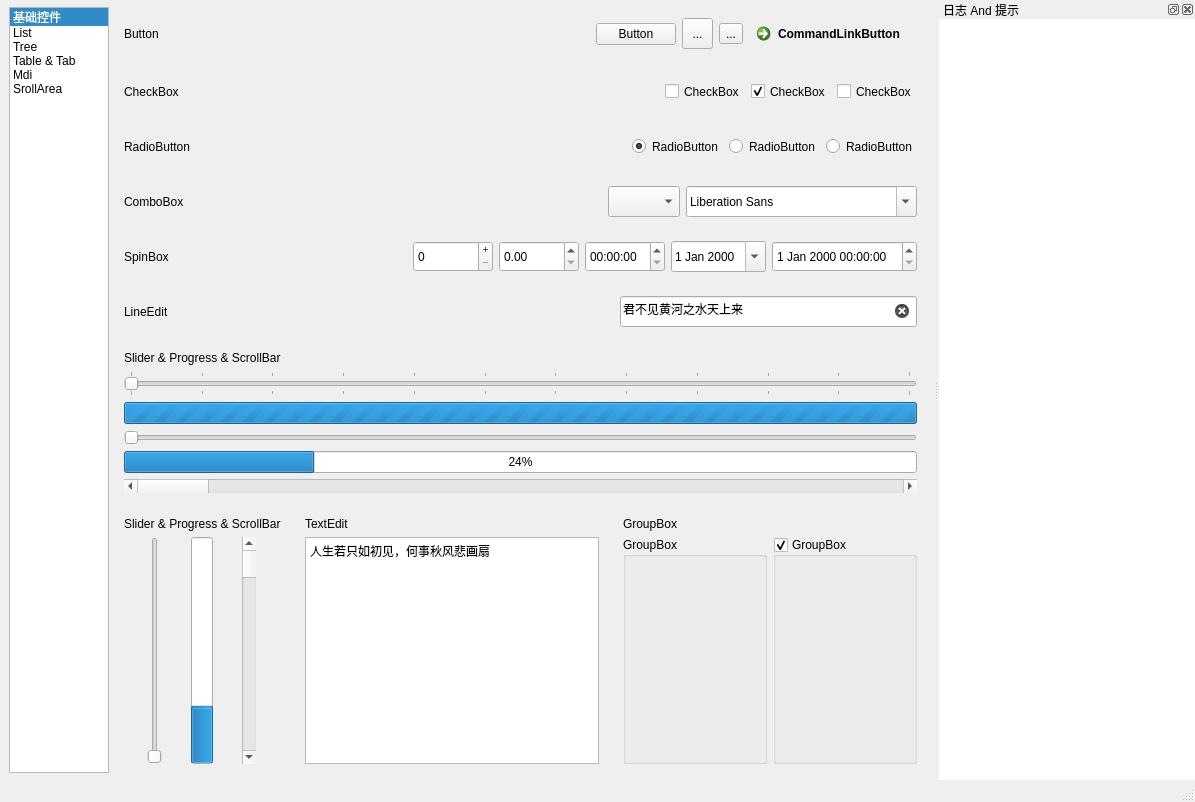
Above: mainwindow.ui from igugyj/FluentUIStyle before the change. Below: the same form after it.
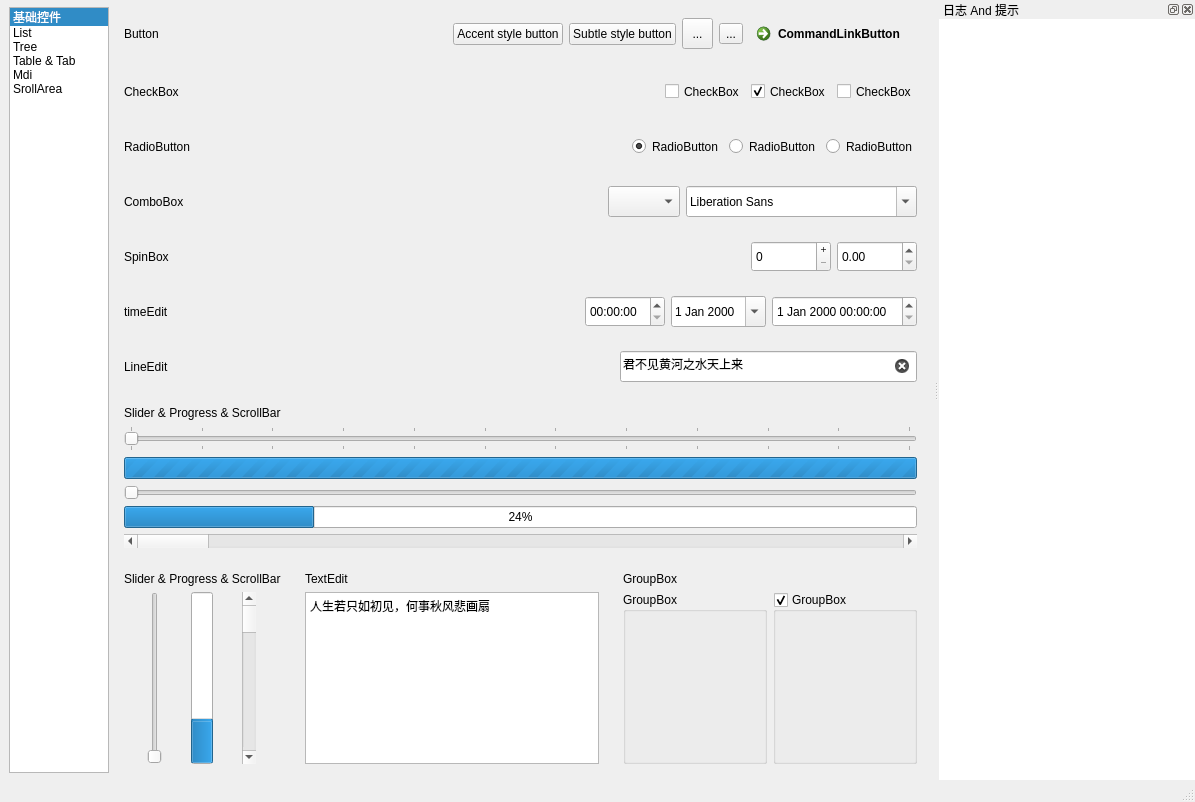
That is the form after the change.

Commit message: 1.新增Accent Button 2. SpinBox上下箭头 3. 其他优化

```diff
--- a/mainwindow.ui
+++ b/mainwindow.ui
@@ -95,6 +95,166 @@
         <property name="bottomMargin">
          <number>0</number>
         </property>
+        <item row="7" column="0" colspan="3">
+         <widget class="QWidget" name="widget_6" native="true">
+          <layout class="QGridLayout" name="gridLayout_9">
+           <item row="0" column="0">
+            <widget class="QLabel" name="label_6">
+             <property name="text">
+              <string>Slider &amp; Progress &amp; ScrollBar</string>
+             </property>
+            </widget>
+           </item>
+           <item row="6" column="0">
+            <widget class="QScrollBar" name="horizontalScrollBar">
+             <property name="orientation">
+              <enum>Qt::Horizontal</enum>
+             </property>
+            </widget>
+           </item>
+           <item row="1" column="0">
+            <widget class="QSlider" name="horizontalSlider_3">
+             <property name="orientation">
+              <enum>Qt::Horizontal</enum>
+             </property>
+             <property name="tickPosition">
+              <enum>QSlider::TicksBothSides</enum>
+             </property>
+             <property name="tickInterval">
+              <number>9</number>
+             </property>
+            </widget>
+           </item>
+           <item row="4" column="0">
+            <widget class="QSlider" name="horizontalSlider">
+             <property name="orientation">
+              <enum>Qt::Horizontal</enum>
+             </property>
+            </widget>
+           </item>
+           <item row="2" column="0">
+            <widget class="QProgressBar" name="progressBar_3">
+             <property name="maximum">
+              <number>0</number>
+             </property>
+             <property name="value">
+              <number>-1</number>
+             </property>
+            </widget>
+           </item>
+           <item row="5" column="0">
+            <widget class="QProgressBar" name="progressBar">
+             <property name="value">
+              <number>24</number>
+             </property>
+            </widget>
+           </item>
+          </layout>
+         </widget>
+        </item>
+        <item row="8" column="2">
+         <widget class="QWidget" name="widget_8" native="true">
+          <layout class="QGridLayout" name="gridLayout_11">
+           <item row="0" column="0" colspan="2">
+            <widget class="QLabel" name="label_8">
+             <property name="sizePolicy">
+              <sizepolicy hsizetype="Preferred" vsizetype="Fixed">
+               <horstretch>0</horstretch>
+               <verstretch>0</verstretch>
+              </sizepolicy>
+             </property>
+             <property name="text">
+              <string>GroupBox</string>
+             </property>
+            </widget>
+           </item>
+           <item row="1" column="0">
+            <widget class="QGroupBox" name="groupBox">
+             <property name="sizePolicy">
+              <sizepolicy hsizetype="Expanding" vsizetype="Preferred">
+               <horstretch>0</horstretch>
+               <verstretch>0</verstretch>
+              </sizepolicy>
+             </property>
+             <property name="title">
+              <string>GroupBox</string>
+             </property>
+            </widget>
+           </item>
+           <item row="1" column="1">
+            <widget class="QGroupBox" name="groupBox_2">
+             <property name="sizePolicy">
+              <sizepolicy hsizetype="Expanding" vsizetype="Preferred">
+               <horstretch>0</horstretch>
+               <verstretch>0</verstretch>
+              </sizepolicy>
+             </property>
+             <property name="title">
+              <string>GroupBox</string>
+             </property>
+             <property name="flat">
+              <bool>false</bool>
+             </property>
+             <property name="checkable">
+              <bool>true</bool>
+             </property>
+            </widget>
+           </item>
+          </layout>
+         </widget>
+        </item>
+        <item row="3" column="0" colspan="3">
+         <widget class="QWidget" name="widget_4" native="true">
+          <layout class="QGridLayout" name="gridLayout_8">
+           <item row="0" column="0">
+            <widget class="QLabel" name="label_4">
+             <property name="text">
+              <string>ComboBox</string>
+             </property>
+            </widget>
+           </item>
+           <item row="0" column="1">
+            <spacer name="horizontalSpacer_4">
+             <property name="orientation">
+              <enum>Qt::Horizontal</enum>
+             </property>
+             <property name="sizeHint" stdset="0">
+              <size>
+               <width>578</width>
+               <height>20</height>
+              </size>
+             </property>
+            </spacer>
+           </item>
+           <item row="0" column="2">
+            <widget class="QComboBox" name="comboBox">
+             <property name="sizePolicy">
+              <sizepolicy hsizetype="Preferred" vsizetype="Fixed">
+               <horstretch>0</horstretch>
+               <verstretch>0</verstretch>
+              </sizepolicy>
+             </property>
+             <property name="minimumSize">
+              <size>
+               <width>0</width>
+               <height>31</height>
+              </size>
+             </property>
+            </widget>
+           </item>
+           <item row="0" column="3">
+            <widget class="QFontComboBox" name="fontComboBox">
+             <property name="minimumSize">
+              <size>
+               <width>0</width>
+               <height>31</height>
+              </size>
+             </property>
+            </widget>
+           </item>
+          </layout>
+         </widget>
+        </item>
         <item row="0" column="0" colspan="3">
          <widget class="QWidget" name="widget" native="true">
           <layout class="QGridLayout" name="gridLayout_2">
@@ -114,7 +274,7 @@
            <item row="0" column="1">
             <spacer name="horizontalSpacer">
              <property name="orientation">
-              <enum>Qt::Orientation::Horizontal</enum>
+              <enum>Qt::Horizontal</enum>
              </property>
              <property name="sizeHint" stdset="0">
               <size>
@@ -136,7 +296,7 @@
               <string>...</string>
              </property>
              <property name="toolButtonStyle">
-              <enum>Qt::ToolButtonStyle::ToolButtonTextBesideIcon</enum>
+              <enum>Qt::ToolButtonTextBesideIcon</enum>
              </property>
             </widget>
            </item>
@@ -149,7 +309,10 @@
               </size>
              </property>
              <property name="text">
-              <string>Button</string>
+              <string>Subtle style button</string>
+             </property>
+             <property name="flat">
+              <bool>false</bool>
              </property>
             </widget>
            </item>
@@ -173,6 +336,49 @@
              </property>
             </widget>
            </item>
+           <item row="0" column="2">
+            <widget class="QPushButton" name="pushButton_2">
+             <property name="text">
+              <string>Accent style button</string>
+             </property>
+             <property name="accent" stdset="0">
+              <bool>true</bool>
+             </property>
+            </widget>
+           </item>
+          </layout>
+         </widget>
+        </item>
+        <item row="8" column="1">
+         <widget class="QWidget" name="widget_7" native="true">
+          <layout class="QGridLayout" name="gridLayout_10">
+           <item row="0" column="0">
+            <widget class="QLabel" name="label_7">
+             <property name="sizePolicy">
+              <sizepolicy hsizetype="Preferred" vsizetype="Fixed">
+               <horstretch>0</horstretch>
+               <verstretch>0</verstretch>
+              </sizepolicy>
+             </property>
+             <property name="text">
+              <string>TextEdit</string>
+             </property>
+            </widget>
+           </item>
+           <item row="1" column="0">
+            <widget class="QTextEdit" name="textEdit">
+             <property name="html">
+              <string>&lt;!DOCTYPE HTML PUBLIC &quot;-//W3C//DTD HTML 4.0//EN&quot; &quot;http://www.w3.org/TR/REC-html40/strict.dtd&quot;&gt;
+&lt;html&gt;&lt;head&gt;&lt;meta name=&quot;qrichtext&quot; content=&quot;1&quot; /&gt;&lt;meta charset=&quot;utf-8&quot; /&gt;&lt;style type=&quot;text/css&quot;&gt;
+p, li { white-space: pre-wrap; }
+hr { height: 1px; border-width: 0; }
+li.unchecked::marker { content: &quot;\2610&quot;; }
+li.checked::marker { content: &quot;\2612&quot;; }
+&lt;/style&gt;&lt;/head&gt;&lt;body style=&quot; font-family:'Microsoft YaHei UI'; font-size:9pt; font-weight:400; font-style:normal;&quot;&gt;
+&lt;p style=&quot; margin-top:0px; margin-bottom:0px; margin-left:0px; margin-right:0px; -qt-block-indent:0; text-indent:0px;&quot;&gt;人生若只如初见，何事秋风悲画扇&lt;/p&gt;&lt;/body&gt;&lt;/html&gt;</string>
+             </property>
+            </widget>
+           </item>
           </layout>
          </widget>
         </item>
@@ -189,7 +395,7 @@
            <item row="0" column="1">
             <spacer name="horizontalSpacer_2">
              <property name="orientation">
-              <enum>Qt::Orientation::Horizontal</enum>
+              <enum>Qt::Horizontal</enum>
              </property>
              <property name="sizeHint" stdset="0">
               <size>
@@ -247,6 +453,89 @@
           </layout>
          </widget>
         </item>
+        <item row="6" column="0" colspan="3">
+         <widget class="QWidget" name="widget_10" native="true">
+          <layout class="QGridLayout" name="gridLayout_13">
+           <item row="0" column="0">
+            <widget class="QLabel" name="label_10">
+             <property name="text">
+              <string>LineEdit</string>
+             </property>
+            </widget>
+           </item>
+           <item row="0" column="1">
+            <spacer name="horizontalSpacer_6">
+             <property name="orientation">
+              <enum>Qt::Horizontal</enum>
+             </property>
+             <property name="sizeHint" stdset="0">
+              <size>
+               <width>445</width>
+               <height>20</height>
+              </size>
+             </property>
+            </spacer>
+           </item>
+           <item row="0" column="2">
+            <widget class="QLineEdit" name="lineEdit">
+             <property name="minimumSize">
+              <size>
+               <width>0</width>
+               <height>31</height>
+              </size>
+             </property>
+             <property name="text">
+              <string>君不见黄河之水天上来</string>
+             </property>
+             <property name="clearButtonEnabled">
+              <bool>true</bool>
+             </property>
+            </widget>
+           </item>
+          </layout>
+         </widget>
+        </item>
+        <item row="8" column="0">
+         <widget class="QWidget" name="widget_9" native="true">
+          <layout class="QGridLayout" name="gridLayout_12">
+           <item row="0" column="0">
+            <widget class="QLabel" name="label_9">
+             <property name="text">
+              <string>Slider &amp; Progress &amp; ScrollBar</string>
+             </property>
+            </widget>
+           </item>
+           <item row="1" column="0">
+            <layout class="QHBoxLayout" name="horizontalLayout_2">
+             <item>
+              <widget class="QSlider" name="horizontalSlider_2">
+               <property name="orientation">
+                <enum>Qt::Vertical</enum>
+               </property>
+              </widget>
+             </item>
+             <item>
+              <widget class="QProgressBar" name="progressBar_2">
+               <property name="value">
+                <number>24</number>
+               </property>
+               <property name="orientation">
+                <enum>Qt::Vertical</enum>
+               </property>
+              </widget>
+             </item>
+             <item>
+              <widget class="QScrollBar" name="horizontalScrollBar_2">
+               <property name="orientation">
+                <enum>Qt::Vertical</enum>
+               </property>
+              </widget>
+             </item>
+            </layout>
+           </item>
+          </layout>
+         </widget>
+        </item>
         <item row="2" column="0" colspan="3">
          <widget class="QWidget" name="widget_3" native="true">
           <layout class="QGridLayout" name="gridLayout_7">
@@ -260,7 +549,7 @@
            <item row="0" column="1">
             <spacer name="horizontalSpacer_3">
              <property name="orientation">
-              <enum>Qt::Orientation::Horizontal</enum>
+              <enum>Qt::Horizontal</enum>
              </property>
              <property name="sizeHint" stdset="0">
               <size>
@@ -315,58 +604,6 @@
           </layout>
          </widget>
         </item>
-        <item row="3" column="0" colspan="3">
-         <widget class="QWidget" name="widget_4" native="true">
-          <layout class="QGridLayout" name="gridLayout_8">
-           <item row="0" column="0">
-            <widget class="QLabel" name="label_4">
-             <property name="text">
-              <string>ComboBox</string>
-             </property>
-            </widget>
-           </item>
-           <item row="0" column="1">
-            <spacer name="horizontalSpacer_4">
-             <property name="orientation">
-              <enum>Qt::Orientation::Horizontal</enum>
-             </property>
-             <property name="sizeHint" stdset="0">
-              <size>
-               <width>578</width>
-               <height>20</height>
-              </size>
-             </property>
-            </spacer>
-           </item>
-           <item row="0" column="2">
-            <widget class="QComboBox" name="comboBox">
-             <property name="sizePolicy">
-              <sizepolicy hsizetype="Preferred" vsizetype="Fixed">
-               <horstretch>0</horstretch>
-               <verstretch>0</verstretch>
-              </sizepolicy>
-             </property>
-             <property name="minimumSize">
-              <size>
-               <width>0</width>
-               <height>31</height>
-              </size>
-             </property>
-            </widget>
-           </item>
-           <item row="0" column="3">
-            <widget class="QFontComboBox" name="fontComboBox">
-             <property name="minimumSize">
-              <size>
-               <width>0</width>
-               <height>31</height>
-              </size>
-             </property>
-            </widget>
-           </item>
-          </layout>
-         </widget>
-        </item>
         <item row="4" column="0" colspan="3">
          <widget class="QWidget" name="widget_5" native="true">
           <layout class="QHBoxLayout" name="horizontalLayout">
@@ -380,7 +617,7 @@
            <item>
             <spacer name="horizontalSpacer_5">
              <property name="orientation">
-              <enum>Qt::Orientation::Horizontal</enum>
+              <enum>Qt::Horizontal</enum>
              </property>
              <property name="sizeHint" stdset="0">
               <size>
@@ -399,7 +636,7 @@
               </size>
              </property>
              <property name="buttonSymbols">
-              <enum>QAbstractSpinBox::ButtonSymbols::PlusMinus</enum>
+              <enum>QAbstractSpinBox::PlusMinus</enum>
              </property>
             </widget>
            </item>
@@ -413,17 +650,19 @@
              </property>
             </widget>
            </item>
-           <item>
-            <widget class="QTimeEdit" name="timeEdit">
-             <property name="minimumSize">
-              <size>
-               <width>80</width>
-               <height>31</height>
-              </size>
-             </property>
-            </widget>
-           </item>
-           <item>
+          </layout>
+         </widget>
+        </item>
+        <item row="5" column="0" colspan="3">
+         <widget class="QWidget" name="widget_12" native="true">
+          <property name="minimumSize">
+           <size>
+            <width>0</width>
+            <height>0</height>
+           </size>
+          </property>
+          <layout class="QGridLayout" name="gridLayout_18">
+           <item row="0" column="3">
             <widget class="QDateEdit" name="dateEdit">
              <property name="minimumSize">
               <size>
@@ -436,7 +675,24 @@
              </property>
             </widget>
            </item>
-           <item>
+           <item row="0" column="0">
+            <widget class="QLabel" name="label_11">
+             <property name="text">
+              <string>timeEdit</string>
+             </property>
+            </widget>
+           </item>
+           <item row="0" column="2">
+            <widget class="QTimeEdit" name="timeEdit">
+             <property name="minimumSize">
+              <size>
+               <width>80</width>
+               <height>31</height>
+              </size>
+             </property>
+            </widget>
+           </item>
+           <item row="0" column="4">
             <widget class="QDateTimeEdit" name="dateTimeEdit">
              <property name="minimumSize">
               <size>
@@ -446,229 +702,18 @@
              </property>
             </widget>
            </item>
-          </layout>
-         </widget>
-        </item>
-        <item row="5" column="0" colspan="3">
-         <widget class="QWidget" name="widget_10" native="true">
-          <layout class="QGridLayout" name="gridLayout_13">
-           <item row="0" column="0">
-            <widget class="QLabel" name="label_10">
-             <property name="text">
-              <string>LineEdit</string>
-             </property>
-            </widget>
-           </item>
            <item row="0" column="1">
-            <spacer name="horizontalSpacer_6">
+            <spacer name="horizontalSpacer_7">
              <property name="orientation">
-              <enum>Qt::Orientation::Horizontal</enum>
+              <enum>Qt::Horizontal</enum>
              </property>
              <property name="sizeHint" stdset="0">
               <size>
-               <width>445</width>
+               <width>40</width>
                <height>20</height>
               </size>
              </property>
             </spacer>
-           </item>
-           <item row="0" column="2">
-            <widget class="QLineEdit" name="lineEdit">
-             <property name="minimumSize">
-              <size>
-               <width>0</width>
-               <height>31</height>
-              </size>
-             </property>
-             <property name="text">
-              <string>君不见黄河之水天上来</string>
-             </property>
-             <property name="clearButtonEnabled">
-              <bool>true</bool>
-             </property>
-            </widget>
-           </item>
-          </layout>
-         </widget>
-        </item>
-        <item row="6" column="0" colspan="3">
-         <widget class="QWidget" name="widget_6" native="true">
-          <layout class="QGridLayout" name="gridLayout_9">
-           <item row="0" column="0">
-            <widget class="QLabel" name="label_6">
-             <property name="text">
-              <string>Slider &amp; Progress &amp; ScrollBar</string>
-             </property>
-            </widget>
-           </item>
-           <item row="6" column="0">
-            <widget class="QScrollBar" name="horizontalScrollBar">
-             <property name="orientation">
-              <enum>Qt::Orientation::Horizontal</enum>
-             </property>
-            </widget>
-           </item>
-           <item row="1" column="0">
-            <widget class="QSlider" name="horizontalSlider_3">
-             <property name="orientation">
-              <enum>Qt::Orientation::Horizontal</enum>
-             </property>
-             <property name="tickPosition">
-              <enum>QSlider::TickPosition::TicksBothSides</enum>
-             </property>
-             <property name="tickInterval">
-              <number>9</number>
-             </property>
-            </widget>
-           </item>
-           <item row="4" column="0">
-            <widget class="QSlider" name="horizontalSlider">
-             <property name="orientation">
-              <enum>Qt::Orientation::Horizontal</enum>
-             </property>
-            </widget>
-           </item>
-           <item row="2" column="0">
-            <widget class="QProgressBar" name="progressBar_3">
-             <property name="maximum">
-              <number>0</number>
-             </property>
-             <property name="value">
-              <number>-1</number>
-             </property>
-            </widget>
-           </item>
-           <item row="5" column="0">
-            <widget class="QProgressBar" name="progressBar">
-             <property name="value">
-              <number>24</number>
-             </property>
-            </widget>
-           </item>
-          </layout>
-         </widget>
-        </item>
-        <item row="7" column="0">
-         <widget class="QWidget" name="widget_9" native="true">
-          <layout class="QGridLayout" name="gridLayout_12">
-           <item row="0" column="0">
-            <widget class="QLabel" name="label_9">
-             <property name="text">
-              <string>Slider &amp; Progress &amp; ScrollBar</string>
-             </property>
-            </widget>
-           </item>
-           <item row="1" column="0">
-            <layout class="QHBoxLayout" name="horizontalLayout_2">
-             <item>
-              <widget class="QSlider" name="horizontalSlider_2">
-               <property name="orientation">
-                <enum>Qt::Orientation::Vertical</enum>
-               </property>
-              </widget>
-             </item>
-             <item>
-              <widget class="QProgressBar" name="progressBar_2">
-               <property name="value">
-                <number>24</number>
-               </property>
-               <property name="orientation">
-                <enum>Qt::Orientation::Vertical</enum>
-               </property>
-              </widget>
-             </item>
-             <item>
-              <widget class="QScrollBar" name="horizontalScrollBar_2">
-               <property name="orientation">
-                <enum>Qt::Orientation::Vertical</enum>
-               </property>
-              </widget>
-             </item>
-            </layout>
-           </item>
-          </layout>
-         </widget>
-        </item>
-        <item row="7" column="1">
-         <widget class="QWidget" name="widget_7" native="true">
-          <layout class="QGridLayout" name="gridLayout_10">
-           <item row="0" column="0">
-            <widget class="QLabel" name="label_7">
-             <property name="sizePolicy">
-              <sizepolicy hsizetype="Preferred" vsizetype="Fixed">
-               <horstretch>0</horstretch>
-               <verstretch>0</verstretch>
-              </sizepolicy>
-             </property>
-             <property name="text">
-              <string>TextEdit</string>
-             </property>
-            </widget>
-           </item>
-           <item row="1" column="0">
-            <widget class="QTextEdit" name="textEdit">
-             <property name="html">
-              <string>&lt;!DOCTYPE HTML PUBLIC &quot;-//W3C//DTD HTML 4.0//EN&quot; &quot;http://www.w3.org/TR/REC-html40/strict.dtd&quot;&gt;
-&lt;html&gt;&lt;head&gt;&lt;meta name=&quot;qrichtext&quot; content=&quot;1&quot; /&gt;&lt;meta charset=&quot;utf-8&quot; /&gt;&lt;style type=&quot;text/css&quot;&gt;
-p, li { white-space: pre-wrap; }
-hr { height: 1px; border-width: 0; }
-li.unchecked::marker { content: &quot;\2610&quot;; }
-li.checked::marker { content: &quot;\2612&quot;; }
-&lt;/style&gt;&lt;/head&gt;&lt;body style=&quot; font-family:'Microsoft YaHei UI'; font-size:9pt; font-weight:400; font-style:normal;&quot;&gt;
-&lt;p style=&quot; margin-top:0px; margin-bottom:0px; margin-left:0px; margin-right:0px; -qt-block-indent:0; text-indent:0px;&quot;&gt;人生若只如初见，何事秋风悲画扇&lt;/p&gt;&lt;/body&gt;&lt;/html&gt;</string>
-             </property>
-            </widget>
-           </item>
-          </layout>
-         </widget>
-        </item>
-        <item row="7" column="2">
-         <widget class="QWidget" name="widget_8" native="true">
-          <layout class="QGridLayout" name="gridLayout_11">
-           <item row="0" column="0" colspan="2">
-            <widget class="QLabel" name="label_8">
-             <property name="sizePolicy">
-              <sizepolicy hsizetype="Preferred" vsizetype="Fixed">
-               <horstretch>0</horstretch>
-               <verstretch>0</verstretch>
-              </sizepolicy>
-             </property>
-             <property name="text">
-              <string>GroupBox</string>
-             </property>
-            </widget>
-           </item>
-           <item row="1" column="0">
-            <widget class="QGroupBox" name="groupBox">
-             <property name="sizePolicy">
-              <sizepolicy hsizetype="Expanding" vsizetype="Preferred">
-               <horstretch>0</horstretch>
-               <verstretch>0</verstretch>
-              </sizepolicy>
-             </property>
-             <property name="title">
-              <string>GroupBox</string>
-             </property>
-            </widget>
-           </item>
-           <item row="1" column="1">
-            <widget class="QGroupBox" name="groupBox_2">
-             <property name="sizePolicy">
-              <sizepolicy hsizetype="Expanding" vsizetype="Preferred">
-               <horstretch>0</horstretch>
-               <verstretch>0</verstretch>
-              </sizepolicy>
-             </property>
-             <property name="title">
-              <string>GroupBox</string>
-             </property>
-             <property name="flat">
-              <bool>false</bool>
-             </property>
-             <property name="checkable">
-              <bool>true</bool>
-             </property>
-            </widget>
            </item>
           </layout>
          </widget>
@@ -827,7 +872,7 @@
            <bool>true</bool>
           </property>
           <property name="gridStyle">
-           <enum>Qt::PenStyle::SolidLine</enum>
+           <enum>Qt::SolidLine</enum>
           </property>
           <property name="sortingEnabled">
            <bool>true</bool>
@@ -975,7 +1020,7 @@
             <rect>
              <x>0</x>
              <y>0</y>
-             <width>98</width>
+             <width>81</width>
              <height>1018</height>
             </rect>
            </property>
@@ -1041,7 +1086,7 @@
      <item row="0" column="0">
       <widget class="QTextEdit" name="log">
        <property name="frameShape">
-        <enum>QFrame::Shape::NoFrame</enum>
+        <enum>QFrame::NoFrame</enum>
        </property>
       </widget>
      </item>
```
The commit also changes 6 other files.
